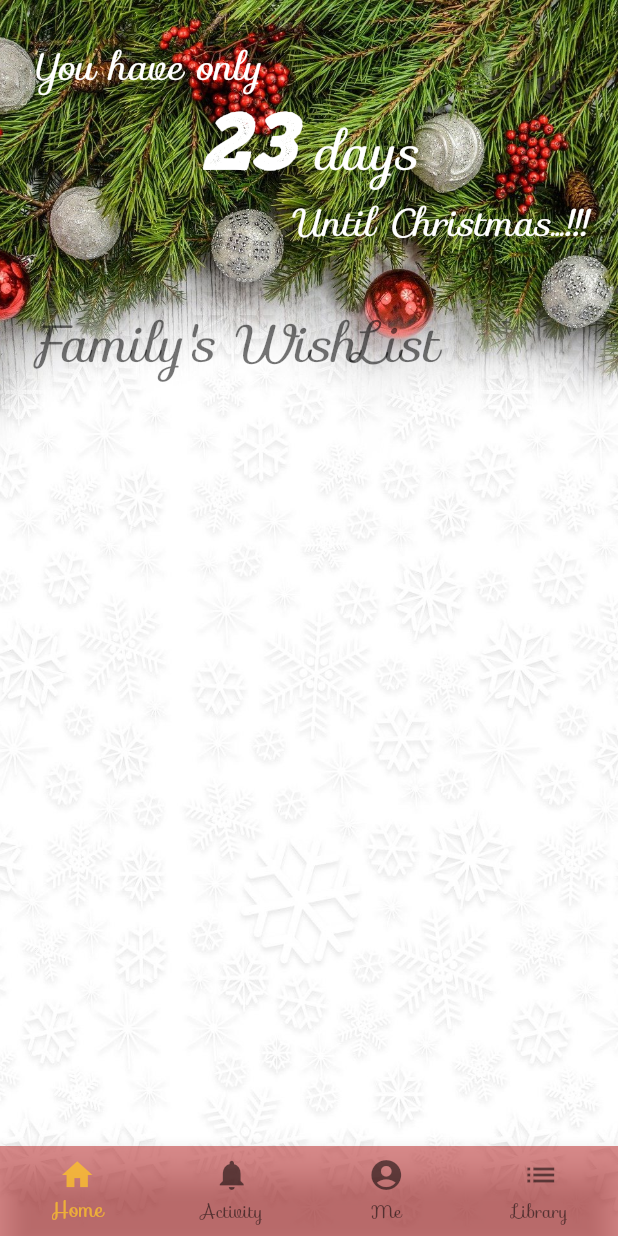
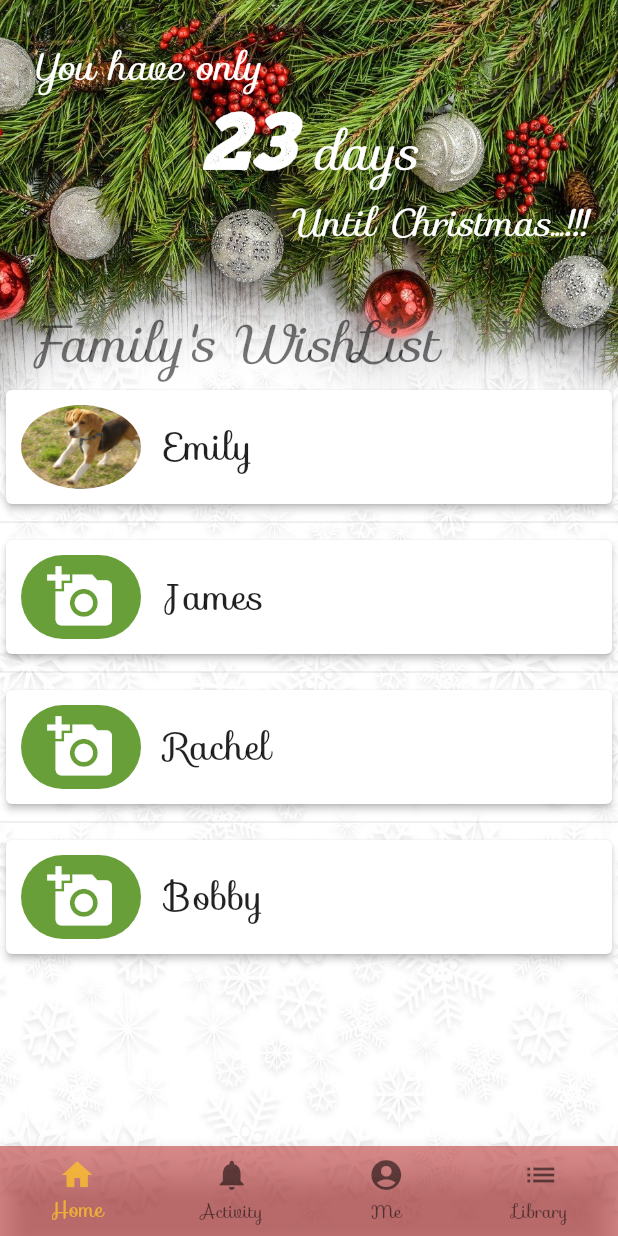
Before and after one commit to cdavis-n/wishlist-app, a Flutter app: the Home screen opened directly, on a phone screen of 412 x 824 dp. Run offline on Flutter 3.47's test engine with Material 2 defaults, Android fonts, the phone set to English and light mode, and no system bars; our stand-ins replace image_picker; accounts and stored records are empty.

Commit message:
ADDED: family list

```diff
--- a/lib/User.dart
+++ b/lib/User.dart
@@ -9,7 +9,7 @@ List<User> database = [
   User(code: 'rachel003', name: 'Rachel', image: null, password: 'rachel56'),
   User(code: 'bobby004', name: 'Bobby', image: null, password: 'bobby78' ),
 ];
-List<User> familyList = [
+List<User> demoList = [
   User(code: 'emily001', name: 'Emily', image: 'assets/images/profile.jpeg', password: 'emily12'),
   User(code: 'james002', name: 'James', image: null, password: 'james34'),
   User(code: 'rachel003', name: 'Rachel', image: null, password: 'rachel56'),
@@ -56,3 +56,6 @@ bool checkUsername(String username) {
 void insertUser(User user) {
   database.add(user);
 }
+List<User> initFamilyList() {
+  return currentUser.familyList = demoList;
+}
--- a/lib/ui/HomePage.dart
+++ b/lib/ui/HomePage.dart
@@ -1,4 +1,6 @@
 import 'package:flutter/material.dart';
+import 'package:final_app/User.dart';
+
 
 class HomePage extends StatefulWidget {
   @override
@@ -8,10 +10,12 @@ class _HomePageState extends State<HomePage> {
 
   @override
   Widget build(BuildContext context) {
+    Color _color = Theme.of(context).accentColor;
     TextStyle _style1 = Theme.of(context).textTheme.headline1;
     TextStyle _style2 = Theme.of(context).textTheme.headline2;
     TextStyle _style3 = Theme.of(context).textTheme.headline3;
     TextStyle _style4 = Theme.of(context).textTheme.headline3.apply(color: Colors.white);
+    TextStyle _style5 = TextStyle(fontSize: 25);
 
     final _countDown = Container(
       padding: EdgeInsets.fromLTRB(21, 25, 21, 21),
@@ -51,13 +55,49 @@ class _HomePageState extends State<HomePage> {
       ),
     );
 
+
     return  Column(
       mainAxisSize: MainAxisSize.min,
       mainAxisAlignment: MainAxisAlignment.start,
       children: [
         _countDown,
         _groupTitle,
-          // **** create group list: ListView.builder; top = create group
+        Expanded(
+          child: ListView.separated(
+              itemCount: initFamilyList().length,
+              separatorBuilder: (BuildContext context, int index) => const Divider(),
+              itemBuilder: (BuildContext context, int index) {
+                return Card(
+                  elevation: 2.0,
+                  child: ListTile(
+                    onTap: () {} ,
+                    contentPadding: EdgeInsets.all(10),
+                    leading: CircleAvatar(
+                      radius: 40,
+                      child: currentUser.familyList[index].image != null
+                          ? ClipOval(
+                        child: Image(image: AssetImage(
+                            currentUser.familyList[index].image),
+                            width: 90,
+                            height: 90,
+                            fit: BoxFit.cover),
+                      )
+                          : Container(
+                        decoration: BoxDecoration(
+                          color: _color,
+                          borderRadius: BorderRadius.circular(50),
+                        ),
+                        child: Icon(Icons.add_a_photo, color: Colors.white,
+                          size: 45,),
+                        width: 90,
+                        height: 90,
+                      ),
+                    ),
+                    title: Text(currentUser.familyList[index].name, style: _style5),
+                  ),
+                );}
+          ),
+        ),
       ],
     );
   }
```
Lines whose indentation alone changed are shown as unchanged.
